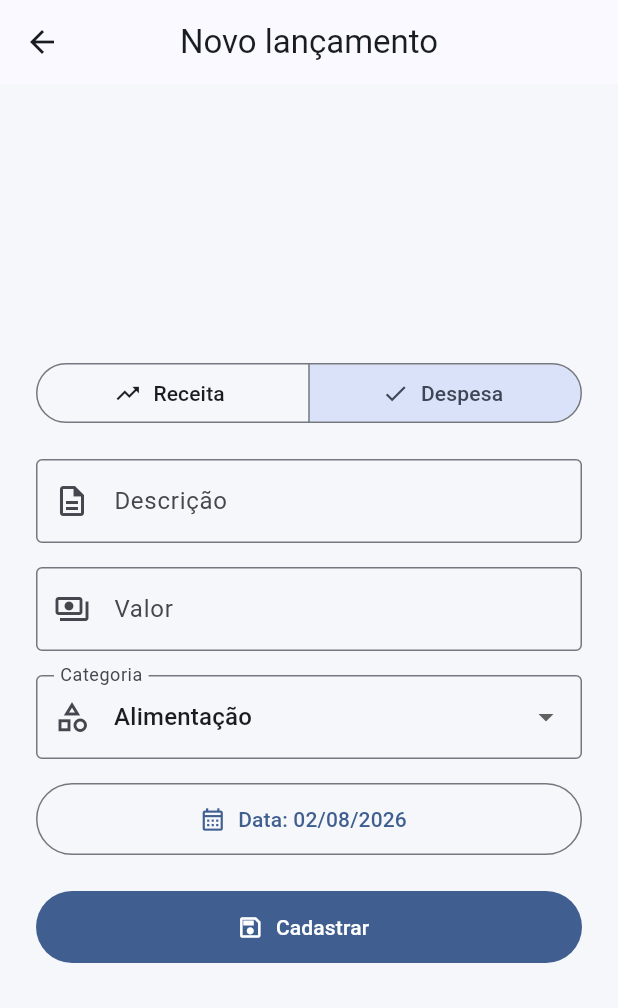
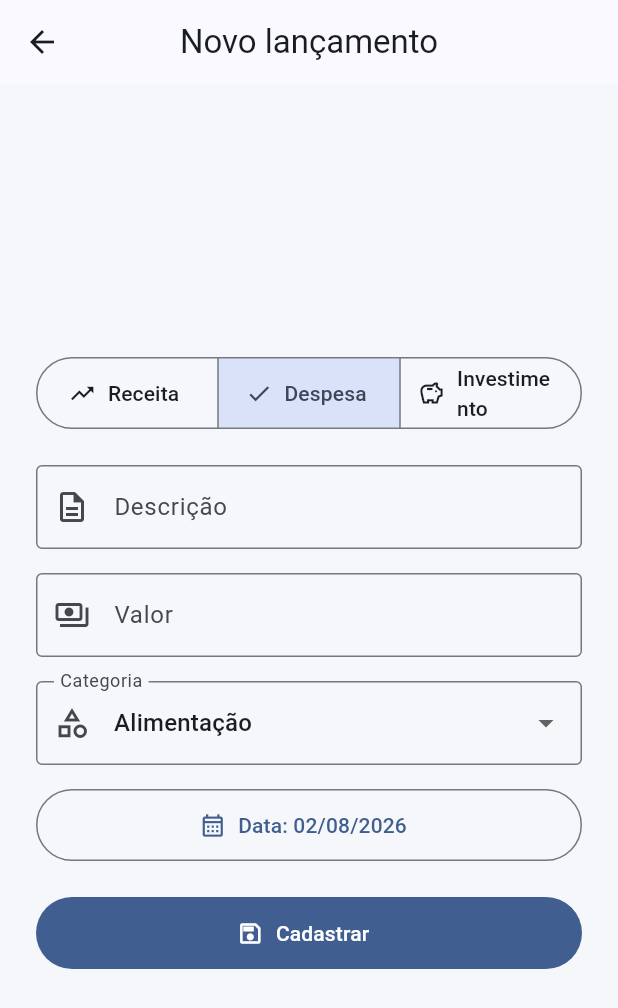
Before and after one commit to linnus1970/saude-financeira-familiar, a Flutter app: the screen it shows once a user with an empty profile is signed in, after a tap on "Novo lançamento", on a phone screen of 412 x 824 dp. Shown: the top 1008 px of the screen. Run offline on Flutter 3.47's test engine with Material 3 defaults, Android fonts, the phone set to English and light mode, and no system bars; our stand-ins replace cloud_firestore, equatable, firebase_auth, firebase_core, fl_chart, flutter_riverpod and 1 more; accounts and stored records are empty.

Commit message:
feat: adiciona tipo de lancamento investimento

```diff
--- a/lib/features/finance/domain/financial_transaction.dart
+++ b/lib/features/finance/domain/financial_transaction.dart
@@ -1,6 +1,6 @@
 import 'package:cloud_firestore/cloud_firestore.dart';
 
-enum TransactionType { income, expense }
+enum TransactionType { income, expense, investment }
 
 class FinancialTransaction {
   const FinancialTransaction({
@@ -22,6 +22,8 @@ class FinancialTransaction {
   final DateTime createdAt;
 
   bool get isIncome => type == TransactionType.income;
+  bool get isExpense => type == TransactionType.expense;
+  bool get isInvestment => type == TransactionType.investment;
 
   FinancialTransaction copyWith({
     String? id,
@@ -62,9 +64,11 @@ class FinancialTransaction {
       id: id,
       description: map['description'] as String? ?? '',
       amount: (map['amount'] as num? ?? 0).toDouble(),
-      type: (map['type'] as String?) == TransactionType.income.name
-          ? TransactionType.income
-          : TransactionType.expense,
+      type: switch (map['type'] as String?) {
+        'income' => TransactionType.income,
+        'investment' => TransactionType.investment,
+        _ => TransactionType.expense,
+      },
       category: map['category'] as String? ?? 'Outros',
       date: dateValue is Timestamp ? dateValue.toDate() : DateTime.now(),
       createdAt: createdAtValue is Timestamp
--- a/lib/features/finance/presentation/pages/transaction_form_page.dart
+++ b/lib/features/finance/presentation/pages/transaction_form_page.dart
@@ -44,10 +44,22 @@ class _TransactionFormPageState extends State<TransactionFormPage> {
     'Outras despesas',
   ];
 
+  static const _investmentCategories = [
+    'Reserva de emergência',
+    'Renda fixa',
+    'Fundos',
+    'Ações',
+    'Previdência',
+    'Criptomoedas',
+    'Outros investimentos',
+  ];
+
   List<String> get _categories {
-    return _type == TransactionType.income
-        ? _incomeCategories
-        : _expenseCategories;
+    return switch (_type) {
+      TransactionType.income => _incomeCategories,
+      TransactionType.expense => _expenseCategories,
+      TransactionType.investment => _investmentCategories,
+    };
   }
 
   @override
@@ -167,6 +179,11 @@ class _TransactionFormPageState extends State<TransactionFormPage> {
                           label: Text('Despesa'),
                           icon: Icon(Icons.trending_down),
                         ),
+                        ButtonSegment(
+                          value: TransactionType.investment,
+                          label: Text('Investimento'),
+                          icon: Icon(Icons.savings_outlined),
+                        ),
                       ],
                       selected: {_type},
                       onSelectionChanged: (selection) {
@@ -196,9 +213,11 @@ class _TransactionFormPageState extends State<TransactionFormPage> {
                         decimal: true,
                       ),
                       style: TextStyle(
-                        color: _type == TransactionType.expense
-                            ? const Color(0xFFDC2626)
-                            : const Color(0xFF16A34A),
+                        color: switch (_type) {
+                          TransactionType.income => const Color(0xFF16A34A),
+                          TransactionType.expense => const Color(0xFFDC2626),
+                          TransactionType.investment => const Color(0xFF2563EB),
+                        },
                         fontWeight: FontWeight.w800,
                       ),
 
```
